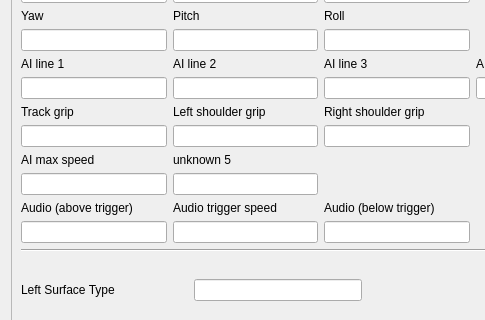
Before: the Qt Designer form TrackEditor/EditDataWidget.ui in Zizin13/Roller, drawn with Qt 5; both pictures show x 0 to 485 and y 165 to 485 of the 656 by 676 pixel window.
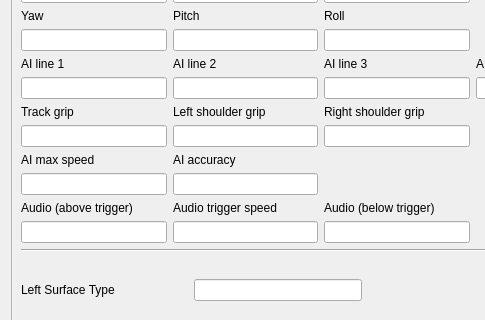
After: the same form once the commit is applied.

Patch:
```diff
--- a/TrackEditor/EditDataWidget.ui
+++ b/TrackEditor/EditDataWidget.ui
@@ -341,7 +341,7 @@
          <item row="10" column="1">
           <widget class="QLabel" name="label_28">
            <property name="text">
-            <string>unknown 5</string>
+            <string>AI accuracy</string>
            </property>
           </widget>
          </item>
```
Left out of the diff: 2 changed lines with no effect on the pictures.
